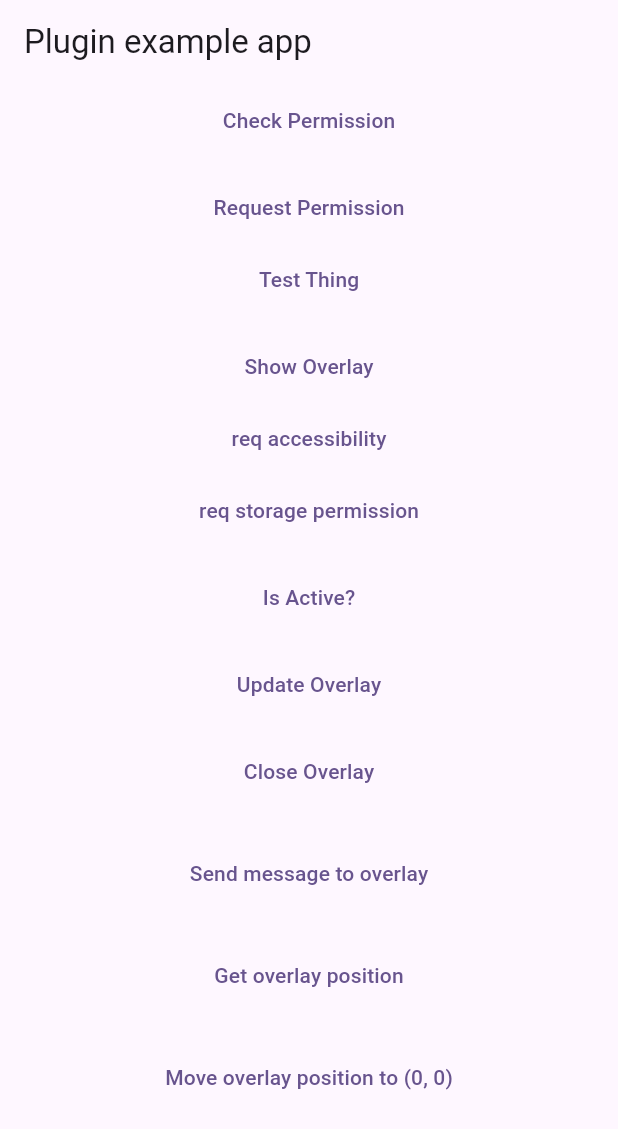
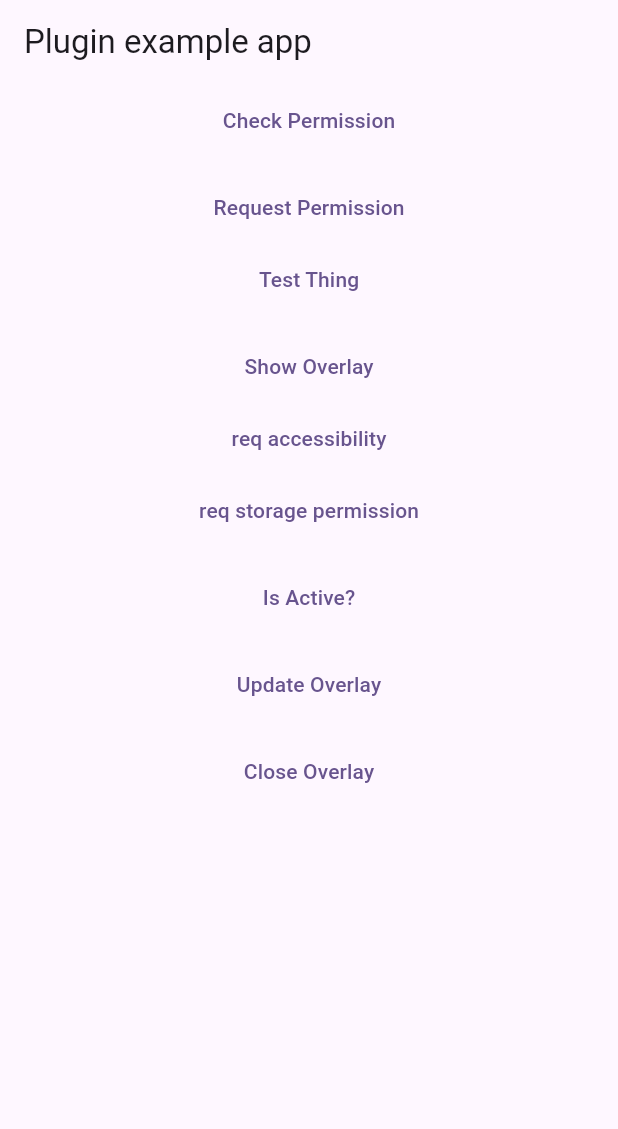
Before and after one commit to Not-Dhanraj/ScreenScribe, a Flutter app: the screen it shows after launch, on a phone screen of 412 x 824 dp. Shown: the top 1129 px of the screen. Run offline on Flutter 3.47's test engine with Material 3 defaults, Android fonts, the light colour scheme and no system bars; our stand-ins replace native_image_cropper, permission_handler; missing offline and left inert: flutter_accessibility_service, flutter_foreground_task, flutter_overlay_window, google_mlkit_text_recognition, overlay_pop_up and 1 more.

Commit message:
removed unused imports

```diff
--- a/lib/homepage.dart
+++ b/lib/homepage.dart
@@ -1,11 +1,7 @@
 import 'dart:developer';
 import 'dart:io';
-import 'dart:isolate';
-import 'dart:ui';
 import 'package:flutter_foreground_task/flutter_foreground_task.dart';
-import 'package:flutter_foreground_task/models/notification_permission.dart';
 import 'package:on_screen_ocr/main.dart';
-import 'package:on_screen_ocr/task_handler_ov.dart';
 import 'package:overlay_pop_up/overlay_pop_up.dart';
 import 'package:permission_handler/permission_handler.dart';
 import 'package:flutter/material.dart';
@@ -20,12 +16,6 @@ class HomePage extends StatefulWidget {
 }
 
 class _HomePageState extends State<HomePage> {
-  static const String _kPortNameOverlay = 'OVERLAY';
-  static const String _kPortNameHome = 'UI';
-  final _receivePort = ReceivePort();
-  SendPort? homePort;
-  String? latestMessageFromOverlay;
-
   Future<void> _requestPermissions() async {
     // Android 13+, you need to allow notification permission to display foreground service notification.
     //
@@ -222,37 +212,6 @@ class _HomePageState extends State<HomePage> {
               child: const Text("Close Overlay"),
             ),
             const SizedBox(height: 20.0),
-            TextButton(
-              onPressed: () {
-                homePort ??=
-                    IsolateNameServer.lookupPortByName(_kPortNameOverlay);
-                homePort?.send('Send to overlay: ${DateTime.now()}');
-              },
-              child: const Text("Send message to overlay"),
-            ),
-            const SizedBox(height: 20.0),
-            TextButton(
-              onPressed: () {
-                FlutterOverlayWindow.getOverlayPosition().then((value) {
-                  log('Overlay Position: $value');
-                  setState(() {
-                    latestMessageFromOverlay = 'Overlay Position: $value';
-                  });
-                });
-              },
-              child: const Text("Get overlay position"),
-            ),
-            const SizedBox(height: 20.0),
-            TextButton(
-              onPressed: () {
-                FlutterOverlayWindow.moveOverlay(
-                  const OverlayPosition(0, 0),
-                );
-              },
-              child: const Text("Move overlay position to (0, 0)"),
-            ),
-            const SizedBox(height: 20),
-            Text(latestMessageFromOverlay ?? ''),
           ],
         ),
       ),
--- a/lib/overlay.dart
+++ b/lib/overlay.dart
@@ -2,6 +2,7 @@
 
 import 'dart:io';
 import 'package:path_provider/path_provider.dart';
+// ignore: depend_on_referenced_packages
 import 'package:path/path.dart' as path;
 import 'package:flutter/material.dart';
 import 'package:flutter/services.dart';
@@ -195,7 +196,7 @@ class OverlayWidgetState extends State<OverlayWidget> {
                                             MainAxisAlignment.center,
                                         children: [
                                           IconButton(
-                                            icon: Icon(Icons.cancel),
+                                            icon: const Icon(Icons.cancel),
                                             onPressed: () async {
                                               _currentShape = BoxShape.circle;
                                               if (await OverlayPopUp
@@ -215,7 +216,7 @@ class OverlayWidgetState extends State<OverlayWidget> {
                                             },
                                           ),
                                           IconButton(
-                                            icon: Icon(Icons.crop),
+                                            icon: const Icon(Icons.crop),
                                             onPressed: () async {
                                               final croppedBytes =
                                                   await controller.crop();
```
Also changed, not shown: lib/task_handler_ov.dart (+1 -8 lines).
